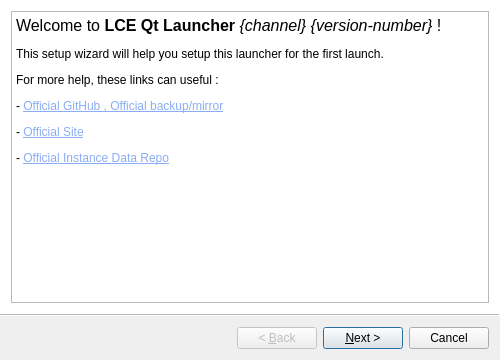
xgui4/LCE-Qt-Launcher, file src/setup.ui: the form before one commit.
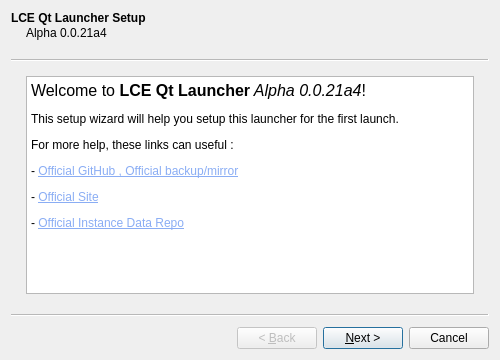
The form after the commit. Icons and pictures are not drawn.

Commit message: added setup wizard ui and start of functionnality

Patch:
```diff
--- a/src/setup.ui
+++ b/src/setup.ui
@@ -21,9 +21,18 @@
     <normaloff>:/assets/jigsaw-ico.png</normaloff>:/assets/jigsaw-ico.png</iconset>
   </property>
   <property name="wizardStyle">
-   <enum>QWizard::WizardStyle::ModernStyle</enum>
+   <enum>QWizard::WizardStyle::ClassicStyle</enum>
   </property>
   <widget class="QWizardPage" name="wizardPage1">
+   <property name="title">
+    <string>LCE Qt Launcher Setup</string>
+   </property>
+   <property name="subTitle">
+    <string>Alpha 0.0.21a4</string>
+   </property>
+   <attribute name="pageId">
+    <string notr="true">0</string>
+   </attribute>
    <layout class="QVBoxLayout" name="wizardPage1VerticalLayout">
     <item>
      <widget class="QTextBrowser" name="textBrowser">
@@ -34,14 +43,14 @@
 hr { height: 1px; border-width: 0; }
 li.unchecked::marker { content: &quot;\2610&quot;; }
 li.checked::marker { content: &quot;\2612&quot;; }
-&lt;/style&gt;&lt;/head&gt;&lt;body style=&quot; font-family:'Hack'; font-size:10pt; font-weight:400; font-style:normal;&quot;&gt;
-&lt;p style=&quot; margin-top:12px; margin-bottom:12px; margin-left:0px; margin-right:0px; -qt-block-indent:0; text-indent:0px;&quot;&gt;&lt;span style=&quot; font-family:'Sans Serif'; font-size:12pt;&quot;&gt;Welcome to &lt;/span&gt;&lt;span style=&quot; font-family:'Sans Serif'; font-size:12pt; font-weight:700;&quot;&gt;LCE Qt Launcher&lt;/span&gt;&lt;span style=&quot; font-family:'Sans Serif'; font-size:12pt; font-style:italic;&quot;&gt; {channel} {version-number}&lt;/span&gt;&lt;span style=&quot; font-family:'Sans Serif'; font-size:12pt;&quot;&gt; !&lt;/span&gt;&lt;/p&gt;
+&lt;/style&gt;&lt;/head&gt;&lt;body style=&quot; font-family:'Sans Serif'; font-size:9pt; font-weight:400; font-style:normal;&quot;&gt;
+&lt;p style=&quot; margin-top:12px; margin-bottom:12px; margin-left:0px; margin-right:0px; -qt-block-indent:0; text-indent:0px;&quot;&gt;&lt;span style=&quot; font-size:12pt;&quot;&gt;Welcome to &lt;/span&gt;&lt;span style=&quot; font-size:12pt; font-weight:700;&quot;&gt;LCE Qt Launcher&lt;/span&gt;&lt;span style=&quot; font-size:12pt; font-style:italic;&quot;&gt; Alpha 0.0.21a4&lt;/span&gt;&lt;span style=&quot; font-size:12pt;&quot;&gt;!&lt;/span&gt;&lt;/p&gt;
 &lt;p style=&quot; margin-top:12px; margin-bottom:12px; margin-left:0px; margin-right:0px; -qt-block-indent:0; text-indent:0px;&quot;&gt;&lt;img src=&quot;:/assets/app.ico&quot; /&gt;&lt;/p&gt;
-&lt;p style=&quot; margin-top:12px; margin-bottom:12px; margin-left:0px; margin-right:0px; -qt-block-indent:0; text-indent:0px;&quot;&gt;&lt;span style=&quot; font-family:'Sans Serif'; font-size:9pt;&quot;&gt;This setup wizard will help you setup this launcher for the first launch.&lt;/span&gt;&lt;/p&gt;
-&lt;p style=&quot; margin-top:12px; margin-bottom:12px; margin-left:0px; margin-right:0px; -qt-block-indent:0; text-indent:0px;&quot;&gt;&lt;span style=&quot; font-family:'Sans Serif'; font-size:9pt;&quot;&gt;For more help, these links can useful : &lt;/span&gt;&lt;/p&gt;
-&lt;p style=&quot; margin-top:12px; margin-bottom:12px; margin-left:0px; margin-right:0px; -qt-block-indent:0; text-indent:0px;&quot;&gt;&lt;span style=&quot; font-family:'Sans Serif'; font-size:9pt;&quot;&gt;- &lt;/span&gt;&lt;a href=&quot;https://github.com/xgui4/LCE-Qt-Launcher&quot;&gt;&lt;span style=&quot; font-family:'Sans Serif'; font-size:9pt; text-decoration: underline; color:#8aadf4;&quot;&gt;Official GitHub , &lt;/span&gt;&lt;/a&gt;&lt;a href=&quot;https://code.nolog.cz/xgui4/lce-qt-launcher&quot;&gt;&lt;span style=&quot; font-family:'Sans Serif'; font-size:9pt; text-decoration: underline; color:#8aadf4;&quot;&gt;Official backup/mirror&lt;/span&gt;&lt;/a&gt;&lt;/p&gt;
-&lt;p style=&quot; margin-top:12px; margin-bottom:12px; margin-left:0px; margin-right:0px; -qt-block-indent:0; text-indent:0px;&quot;&gt;&lt;span style=&quot; font-family:'Sans Serif'; font-size:9pt;&quot;&gt;- &lt;/span&gt;&lt;a href=&quot;https://xgui4.github.io/lce-qt-launcher&quot;&gt;&lt;span style=&quot; font-family:'Sans Serif'; font-size:9pt; text-decoration: underline; color:#8aadf4;&quot;&gt;Official Site&lt;/span&gt;&lt;/a&gt;&lt;/p&gt;
-&lt;p style=&quot; margin-top:12px; margin-bottom:12px; margin-left:0px; margin-right:0px; -qt-block-indent:0; text-indent:0px;&quot;&gt;&lt;span style=&quot; font-family:'Sans Serif'; font-size:9pt;&quot;&gt;- &lt;/span&gt;&lt;a href=&quot;https:///code.nolog.cz/xgui4/lce-qt-launcher-data&quot;&gt;&lt;span style=&quot; font-family:'Sans Serif'; font-size:9pt; text-decoration: underline; color:#8aadf4;&quot;&gt;Official Instance Data Repo&lt;/span&gt;&lt;/a&gt;&lt;/p&gt;&lt;/body&gt;&lt;/html&gt;</string>
+&lt;p style=&quot; margin-top:12px; margin-bottom:12px; margin-left:0px; margin-right:0px; -qt-block-indent:0; text-indent:0px;&quot;&gt;This setup wizard will help you setup this launcher for the first launch.&lt;/p&gt;
+&lt;p style=&quot; margin-top:12px; margin-bottom:12px; margin-left:0px; margin-right:0px; -qt-block-indent:0; text-indent:0px;&quot;&gt;For more help, these links can useful : &lt;/p&gt;
+&lt;p style=&quot; margin-top:12px; margin-bottom:12px; margin-left:0px; margin-right:0px; -qt-block-indent:0; text-indent:0px;&quot;&gt;- &lt;a href=&quot;https://github.com/xgui4/LCE-Qt-Launcher&quot;&gt;&lt;span style=&quot; text-decoration: underline; color:#8aadf4;&quot;&gt;Official GitHub , &lt;/span&gt;&lt;/a&gt;&lt;a href=&quot;https://code.nolog.cz/xgui4/lce-qt-launcher&quot;&gt;&lt;span style=&quot; text-decoration: underline; color:#8aadf4;&quot;&gt;Official backup/mirror&lt;/span&gt;&lt;/a&gt;&lt;/p&gt;
+&lt;p style=&quot; margin-top:12px; margin-bottom:12px; margin-left:0px; margin-right:0px; -qt-block-indent:0; text-indent:0px;&quot;&gt;- &lt;a href=&quot;https://xgui4.github.io/lce-qt-launcher&quot;&gt;&lt;span style=&quot; text-decoration: underline; color:#8aadf4;&quot;&gt;Official Site&lt;/span&gt;&lt;/a&gt;&lt;/p&gt;
+&lt;p style=&quot; margin-top:12px; margin-bottom:12px; margin-left:0px; margin-right:0px; -qt-block-indent:0; text-indent:0px;&quot;&gt;- &lt;a href=&quot;https:///code.nolog.cz/xgui4/lce-qt-launcher-data&quot;&gt;&lt;span style=&quot; text-decoration: underline; color:#8aadf4;&quot;&gt;Official Instance Data Repo&lt;/span&gt;&lt;/a&gt;&lt;/p&gt;&lt;/body&gt;&lt;/html&gt;</string>
       </property>
      </widget>
     </item>
```
Left out of the diff: 20 changed lines with no effect on the pictures. The commit also changes 6 other files.
